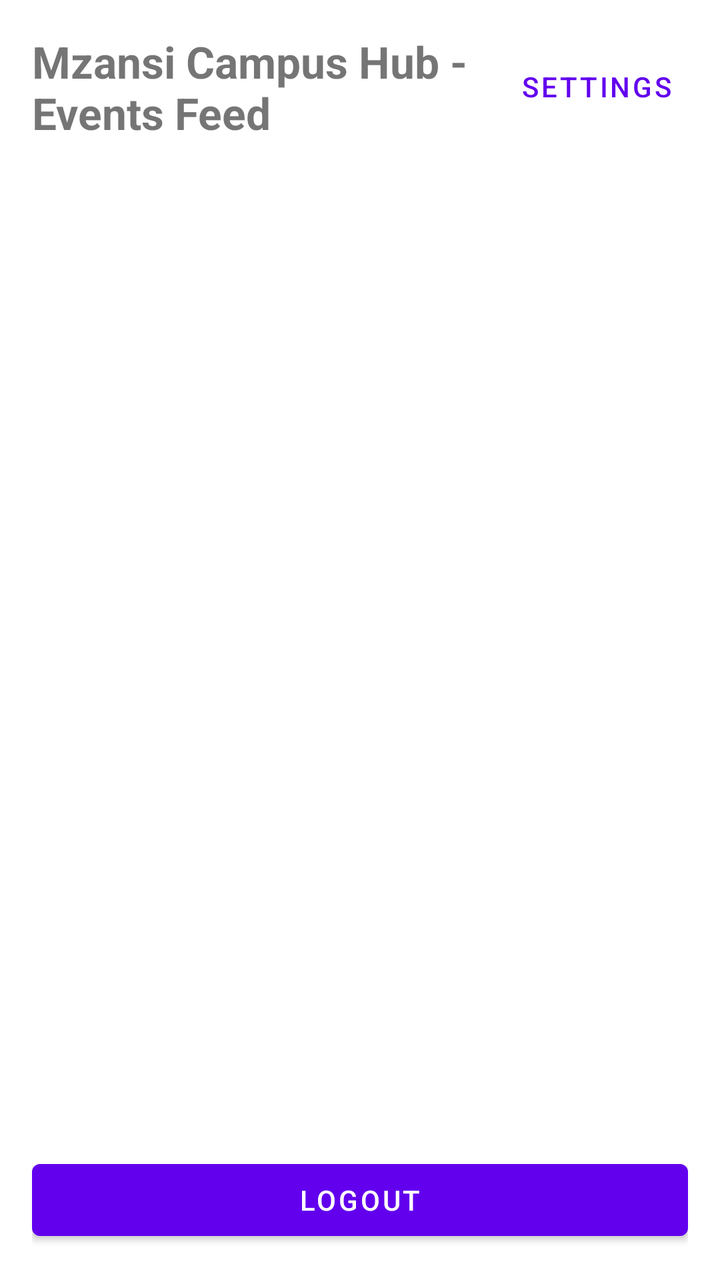
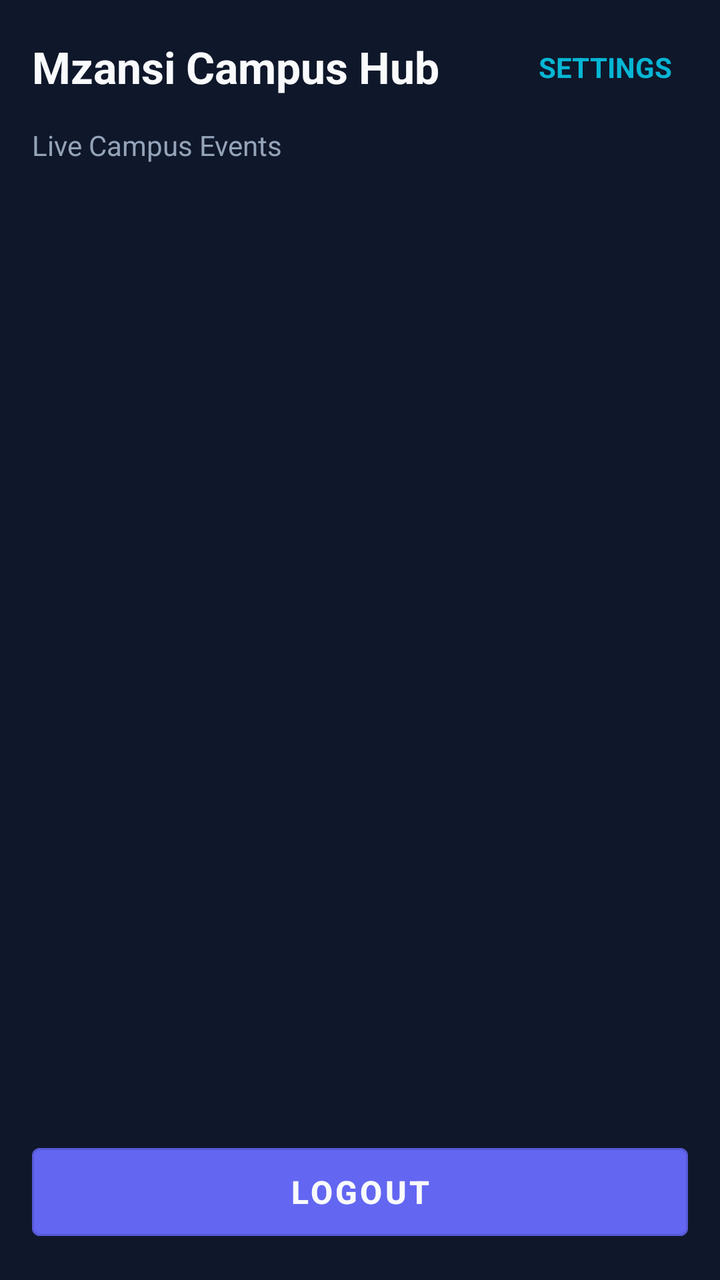

The first picture is an Android layout as it rendered before a commit; the second is the same layout after the commit. The layout source and the unified diff follow.
<!-- AndroidManifest.xml: activity theme Theme.MzansiCampusHub -->
<!-- res/layout/activity_main.xml -->
<?xml version="1.0" encoding="utf-8"?>
<LinearLayout xmlns:android="http://schemas.android.com/apk/res/android"
    xmlns:app="http://schemas.android.com/apk/res-auto"
    xmlns:tools="http://schemas.android.com/tools"
    android:layout_width="match_parent"
    android:layout_height="match_parent"
    android:orientation="vertical"
    android:padding="16dp"
    tools:context=".MainActivity">

    <LinearLayout
        android:layout_width="match_parent"
        android:layout_height="wrap_content"
        android:orientation="horizontal"
        android:gravity="center_vertical"
        android:layout_marginBottom="16dp">

        <TextView
            android:id="@+id/tvFeedHeader"
            android:layout_width="0dp"
            android:layout_height="wrap_content"
            android:layout_weight="1"
            android:text="@string/title_events_feed"
            android:textSize="22sp"
            android:textStyle="bold" />

        <Button
            android:id="@+id/btnSettings"
            android:layout_width="wrap_content"
            android:layout_height="wrap_content"
            android:text="@string/btn_settings"
            style="?attr/borderlessButtonStyle" />

    </LinearLayout>

    <TextView
        android:id="@+id/tvFeedStatus"
        android:layout_width="match_parent"
        android:layout_height="wrap_content"
        android:textSize="13sp"
        android:layout_marginBottom="8dp" />

    <androidx.recyclerview.widget.RecyclerView
        android:id="@+id/rvCampusEvents"
        android:layout_width="match_parent"
        android:layout_height="0dp"
        android:layout_weight="1"
        android:clipToPadding="false"
        tools:listitem="@layout/item_campus_event" />

    <Button
        android:id="@+id/btnLogout"
        android:layout_width="match_parent"
        android:layout_height="wrap_content"
        android:text="@string/btn_logout"
        android:layout_marginTop="16dp" />

</LinearLayout>
<!-- res/layout/item_campus_event.xml (included above) -->
<?xml version="1.0" encoding="utf-8"?>
<androidx.cardview.widget.CardView xmlns:android="http://schemas.android.com/apk/res/android"
    xmlns:app="http://schemas.android.com/apk/res-auto"
    android:layout_width="match_parent"
    android:layout_height="wrap_content"
    android:layout_marginHorizontal="4dp"
    android:layout_marginVertical="6dp"
    android:clickable="true"
    android:focusable="true"
    android:foreground="?attr/selectableItemBackground"
    app:cardCornerRadius="8dp"
    app:cardElevation="3dp"
    app:contentPadding="12dp">

    <LinearLayout
        android:layout_width="match_parent"
        android:layout_height="wrap_content"
        android:orientation="vertical">

        <TextView
            android:id="@+id/tvEventTitle"
            android:layout_width="match_parent"
            android:layout_height="wrap_content"
            android:textSize="18sp"
            android:textStyle="bold" />

        <TextView
            android:id="@+id/tvEventDate"
            android:layout_width="match_parent"
            android:layout_height="wrap_content"
            android:textSize="12sp"
            android:textStyle="italic"
            android:textColor="#666666"
            android:layout_marginTop="2dp" />

        <TextView
            android:id="@+id/tvEventDescription"
            android:layout_width="match_parent"
            android:layout_height="wrap_content"
            android:textSize="14sp"
            android:layout_marginTop="6dp" />

    </LinearLayout>

</androidx.cardview.widget.CardView>
<!-- resources referenced by this layout -->
<resources>
  <string name="btn_logout">Logout</string>
  <string name="btn_settings">Settings</string>
  <string name="title_events_feed">Mzansi Campus Hub - Events Feed</string>
  <style name="Theme.MzansiCampusHub" parent="Theme.MaterialComponents.DayNight.NoActionBar">
          <item name="colorPrimary">@color/purple_500</item>
          <item name="colorPrimaryVariant">@color/purple_700</item>
          <item name="colorOnPrimary">@color/white</item>
          <item name="colorSecondary">@color/teal_200</item>
          <item name="colorSecondaryVariant">@color/teal_700</item>
          <item name="colorOnSecondary">@color/black</item>
          <item name="android:statusBarColor" tools:targetApi="l">?attr/colorPrimaryVariant</item>
      </style>
  <color name="purple_500">#FF6200EE</color>
  <color name="purple_700">#FF3700B3</color>
  <color name="white">#FFFFFFFF</color>
  <color name="teal_200">#FF03DAC5</color>
  <color name="teal_700">#FF018786</color>
  <color name="black">#FF000000</color>
</resources>

<!-- the commit's change to res/layout/activity_main.xml (unified diff, before → after) -->
@@ -1,104 +1,70 @@
 <?xml version="1.0" encoding="utf-8"?>
-<LinearLayout xmlns:android="http://schemas.android.com/apk/res/android"
-    xmlns:app="http://schemas.android.com/apk/res-auto"
-    xmlns:tools="http://schemas.android.com/tools"
+<LinearLayout
+    xmlns:android="http://schemas.android.com/apk/res/android"
     android:layout_width="match_parent"
     android:layout_height="match_parent"
+    android:background="@color/backgroundDark"
     android:orientation="vertical"
-    android:padding="16dp"
-    tools:context=".MainActivity">
+    android:padding="16dp">
 
+    
     <LinearLayout
         android:layout_width="match_parent"
         android:layout_height="wrap_content"
+        android:gravity="center_vertical"
         android:orientation="horizontal"
-        android:gravity="center_vertical"
-        android:layout_marginBottom="16dp">
+        android:paddingBottom="12dp">
 
         <TextView
-            android:id="@+id/tvFeedHeader"
+            android:id="@+id/headerTitle"
             android:layout_width="0dp"
             android:layout_height="wrap_content"
             android:layout_weight="1"
-            android:text="@string/title_events_feed"
+            android:text="Mzansi Campus Hub"
+            android:textColor="@color/textPrimary"
             android:textSize="22sp"
             android:textStyle="bold" />
 
-        <Button
+        <TextView
             android:id="@+id/btnSettings"
             android:layout_width="wrap_content"
             android:layout_height="wrap_content"
-            android:text="@string/btn_settings"
-            style="?attr/borderlessButtonStyle" />
-
+            android:background="?attr/selectableItemBackground"
+            android:padding="8dp"
+            android:text="SETTINGS"
+            android:textColor="@color/secondary"
+            android:textStyle="bold" />
     </LinearLayout>
 
     <TextView
-        android:id="@+id/tvFeedStatus"
+        android:id="@+id/eventCount"
         android:layout_width="match_parent"
         android:layout_height="wrap_content"
-        android:textSize="13sp"
-        android:layout_marginBottom="8dp" />
+        android:paddingBottom="8dp"
+        android:text="Live Campus Events"
+        android:textColor="@color/textSecondary"
+        android:textSize="14sp" />
 
+    
     <androidx.recyclerview.widget.RecyclerView
-        android:id="@+id/rvCampusEvents"
+        android:id="@+id/recyclerViewEvents"
         android:layout_width="match_parent"
         android:layout_height="0dp"
         android:layout_weight="1"
         android:clipToPadding="false"
-        tools:listitem="@layout/item_campus_event" />
+        android:paddingBottom="12dp" />
 
+    
     <Button
         android:id="@+id/btnLogout"
         android:layout_width="match_parent"
-        android:layout_height="wrap_content"
-        android:text="@string/btn_logout"
-        android:layout_marginTop="16dp" />
+        android:layout_height="56dp"
+        android:layout_marginTop="8dp"
+        android:backgroundTint="@color/primary"
+        android:text="LOGOUT"
+        android:textColor="@color/textPrimary"
+        android:textSize="16sp"
+        android:textStyle="bold"
+        style="?attr/materialButtonOutlinedStyle" />
 
 </LinearLayout>
-<!-- res/layout/item_campus_event.xml (included above) -->
-<?xml version="1.0" encoding="utf-8"?>
-<androidx.cardview.widget.CardView xmlns:android="http://schemas.android.com/apk/res/android"
-    xmlns:app="http://schemas.android.com/apk/res-auto"
-    android:layout_width="match_parent"
-    android:layout_height="wrap_content"
-    android:layout_marginHorizontal="4dp"
-    android:layout_marginVertical="6dp"
-    android:clickable="true"
-    android:focusable="true"
-    android:foreground="?attr/selectableItemBackground"
-    app:cardCornerRadius="8dp"
-    app:cardElevation="3dp"
-    app:contentPadding="12dp">
-
-    <LinearLayout
-        android:layout_width="match_parent"
-        android:layout_height="wrap_content"
-        android:orientation="vertical">
-
-        <TextView
-            android:id="@+id/tvEventTitle"
-            android:layout_width="match_parent"
-            android:layout_height="wrap_content"
-            android:textSize="18sp"
-            android:textStyle="bold" />
-
-        <TextView
-            android:id="@+id/tvEventDate"
-            android:layout_width="match_parent"
-            android:layout_height="wrap_content"
-            android:textSize="12sp"
-            android:textStyle="italic"
-            android:textColor="#666666"
-            android:layout_marginTop="2dp" />
-
-        <TextView
-            android:id="@+id/tvEventDescription"
-            android:layout_width="match_parent"
-            android:layout_height="wrap_content"
-            android:textSize="14sp"
-            android:layout_marginTop="6dp" />
-
-    </LinearLayout>
-
-</androidx.cardview.widget.CardView>
<!-- resource entries referenced after the edit -->
@@ -1,8 +1,10 @@
 <!-- resources referenced by this layout -->
 <resources>
-  <string name="btn_logout">Logout</string>
-  <string name="btn_settings">Settings</string>
-  <string name="title_events_feed">Mzansi Campus Hub - Events Feed</string>
+  <color name="backgroundDark">#0F172A</color>
+  <color name="primary">#6366F1</color>
+  <color name="secondary">#06B6D4</color>
+  <color name="textPrimary">#F8FAFC</color>
+  <color name="textSecondary">#94A3B8</color>
   <style name="Theme.MzansiCampusHub" parent="Theme.MaterialComponents.DayNight.NoActionBar">
           <item name="colorPrimary">@color/purple_500</item>
           <item name="colorPrimaryVariant">@color/purple_700</item>
@@ -12,11 +14,5 @@
           <item name="colorOnSecondary">@color/black</item>
           <item name="android:statusBarColor" tools:targetApi="l">?attr/colorPrimaryVariant</item>
       </style>
-  <color name="purple_500">#FF6200EE</color>
-  <color name="purple_700">#FF3700B3</color>
-  <color name="white">#FFFFFFFF</color>
-  <color name="teal_200">#FF03DAC5</color>
-  <color name="teal_700">#FF018786</color>
-  <color name="black">#FF000000</color>
 </resources>
 
